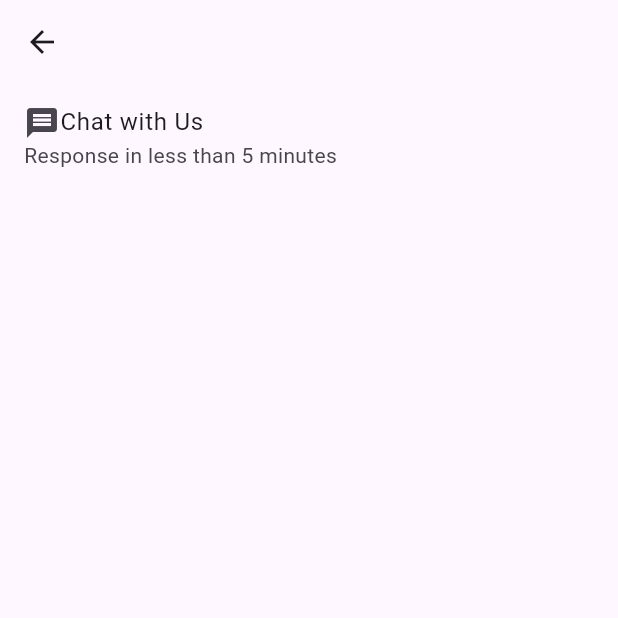
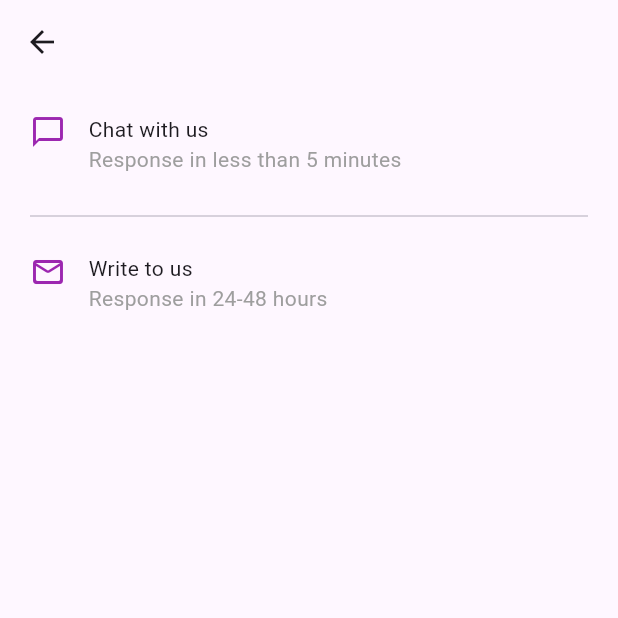
Before and after one commit to AiswaryaAjayakumar/bridal_app_project, a Flutter app: the HelpScreen screen opened directly, on a phone screen of 412 x 824 dp, the top half of it. Run offline on Flutter 3.47's test engine with Material 3 defaults, Android fonts, the phone set to English and light mode, and no system bars; our stand-ins replace animated_text_kit, cached_network_image, cloud_firestore, firebase_auth, firebase_core, flutter_map and 5 more; missing offline and left inert: favorite_button, flutter_add_to_cart_button; accounts and stored records are empty.

Commit message:
add changes

```diff
--- a/lib/main.dart
+++ b/lib/main.dart
@@ -5,6 +5,7 @@ import 'package:bridal_app_project/view/bottom_navigation/bottom_nav.dart';
 
 import 'package:firebase_core/firebase_core.dart';
 import 'package:flutter/material.dart';
+import 'package:hive_flutter/hive_flutter.dart';
 import 'package:provider/provider.dart';
 
 Future<void> main() async {
@@ -17,6 +18,9 @@ Future<void> main() async {
           messagingSenderId: "",
           projectId: "zaum-674a0",
           storageBucket: "zaum-674a0.appspot.com"));
+
+     await Hive.initFlutter();
+     var box =await Hive.openBox("items");
 
   runApp(BridalApp());
 }
--- a/lib/view/home_screen/widgets/listed_shops_screen.dart
+++ b/lib/view/home_screen/widgets/listed_shops_screen.dart
@@ -82,7 +82,7 @@ class _ListedShopsScreenState extends State<ListedShopsScreen> {
                     builder: (context) => Selected_Tex(
                       fontSize: 25,
                       fontFamily: "Cinzel-VariableFont",
-                      title: "lulu CELEBRATE",
+                      title: "LULU CELEBRATE",
                       color: StartingColor.customGold,
                       aniamtedText: "Available Stock",
                     ),
--- a/lib/view/profile_screen/widgets/help.dart
+++ b/lib/view/profile_screen/widgets/help.dart
@@ -1,5 +1,6 @@
 // ignore_for_file: prefer_const_literals_to_create_immutables, prefer_const_constructors
 
+import 'package:bridal_app_project/utils/starting_pages_colors/starting_pages_color_constants.dart';
 import 'package:flutter/material.dart';
 
 class HelpScreen extends StatefulWidget {
@@ -14,17 +15,68 @@ class _HelpScreenState extends State<HelpScreen> {
   Widget build(BuildContext context) {
     return Scaffold(
       appBar: AppBar(),
-      body: Column(
-        children: [ListTile(
-
-          title: Row(
-            children: [
-              Icon(Icons.message),
-              Text("Chat with Us"),
-            ],
-          ),
-          subtitle: Text("Response in less than 5 minutes"),
-        )],
+      body: Padding(
+        padding: const EdgeInsets.symmetric(horizontal: 20, vertical: 20),
+        child: Column(
+          children: [
+            Container(
+              height: 60,
+              decoration: BoxDecoration(),
+              child: Row(
+                crossAxisAlignment: CrossAxisAlignment.start,
+                children: [
+                  Icon(
+                    Icons.chat_bubble_outline,
+                    color: StartingColor.customPurple,
+                  ),
+                  SizedBox(
+                    width: 15,
+                  ),
+                  Column(
+                    crossAxisAlignment: CrossAxisAlignment.start,
+                    children: [
+                      Text("Chat with us"),
+                      Text(
+                        "Response in less than 5 minutes",
+                        style: TextStyle(color: StartingColor.customGrey),
+                      ),
+                    ],
+                  )
+                ],
+              ),
+            ),
+            Divider(),
+            SizedBox(
+              height: 17,
+            ),
+            Container(
+              height: 60,
+              decoration: BoxDecoration(),
+              child: Row(
+                crossAxisAlignment: CrossAxisAlignment.start,
+                children: [
+                  Icon(
+                    Icons.mail_outline_rounded,
+                    color: StartingColor.customPurple,
+                  ),
+                  SizedBox(
+                    width: 15,
+                  ),
+                  Column(
+                    crossAxisAlignment: CrossAxisAlignment.start,
+                    children: [
+                      Text("Write to us"),
+                      Text(
+                        "Response in 24-48 hours",
+                        style: TextStyle(color: StartingColor.customGrey),
+                      ),
+                    ],
+                  )
+                ],
+              ),
+            ),
+          ],
+        ),
       ),
     );
   }
--- a/lib/view/sign_page/sign_page_screen.dart
+++ b/lib/view/sign_page/sign_page_screen.dart
@@ -151,11 +151,17 @@ class _SignPageScreenState extends State<SignPageScreen> {
                                       password: pass.text,
                                     );
                                     if (credential.user?.uid != null) {
+                                        ScaffoldMessenger.of(context)
+                                          .showSnackBar(SnackBar(
+                                              content: Text(
+                                          "Login Successfully...."),backgroundColor:Colors.green,));
+
                                       Navigator.push(
                                           context,
                                           MaterialPageRoute(
                                             builder: (context) => BottomNav(),
                                           ));
+
                                     } else {
                                       ScaffoldMessenger.of(context)
                                           .showSnackBar(SnackBar(
--- a/pubspec.yaml
+++ b/pubspec.yaml
@@ -55,6 +55,9 @@ dependencies:
   flutter_map: ^6.1.0
   latlong2: ^0.9.1
   flutter_swiper_view: ^1.1.8
+  hive: ^2.2.3
+  hive_flutter: ^1.1.0
+  quickalert: ^1.1.0
 
 
 
@@ -72,6 +75,8 @@ dev_dependencies:
   # package. See that file for information about deactivating specific lint
   # rules and activating additional ones.
   flutter_lints: ^2.0.0
+  build_runner: ^2.4.8
+  hive_generator: ^2.0.1
 
 
 # For information on the generic Dart part of this file, see the
```
Also changed, not shown: lib/controller/cart_screen_controller.dart (+24 -46 lines), lib/view/home_screen/widgets/selected_tex/widgets/color_custom_bottom_sheet.dart (added, +116 -0 lines), lib/view/home_screen/widgets/selected_tex/widgets/custom_filters_show_model_bottom.dart (+37 -45 lines), lib/view/home_screen/widgets/selected_tex/widgets/patternCustomBottomSheet.dart (added, +128 -0 lines), lib/view/home_screen/widgets/selected_tex/widgets/price_custom_bottom_sheet.dart (added, +107 -0 lines), lib/view/home_screen/widgets/selected_tex/widgets/selected_category.dart (+11 -5 lines), lib/view/profile_screen/profile_screen.dart (+15 -14 lines), pubspec.lock.
